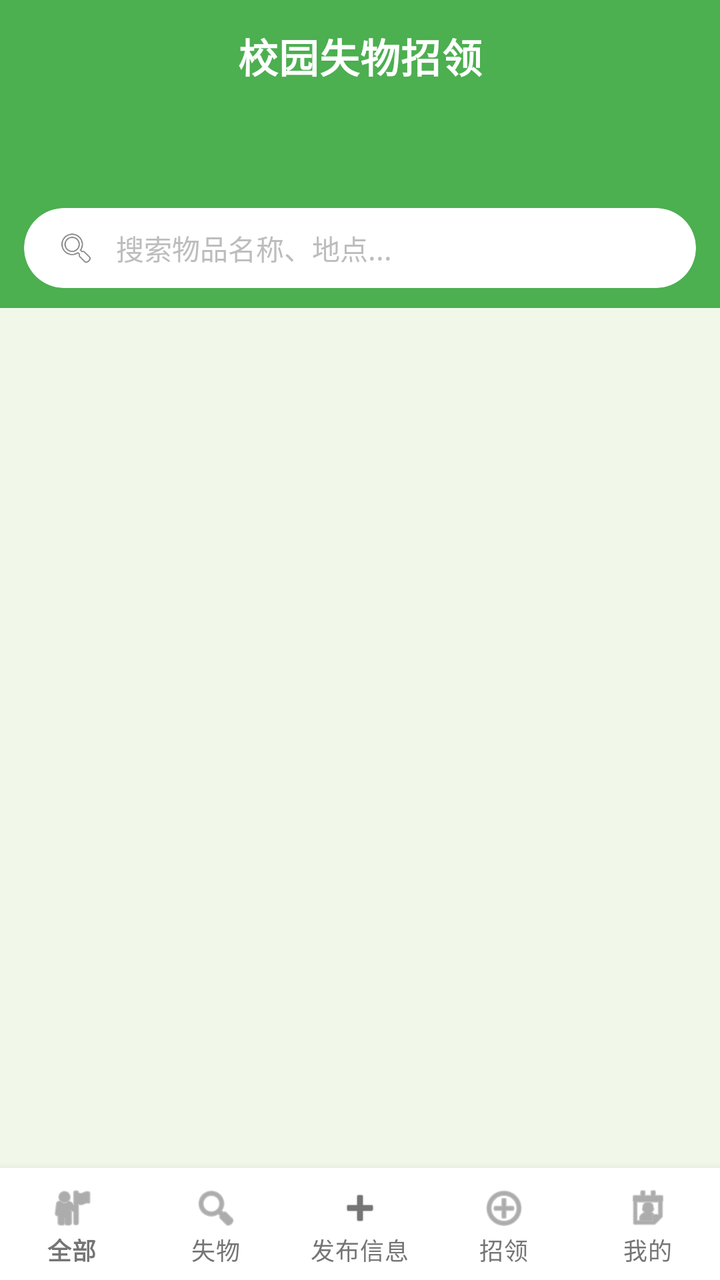
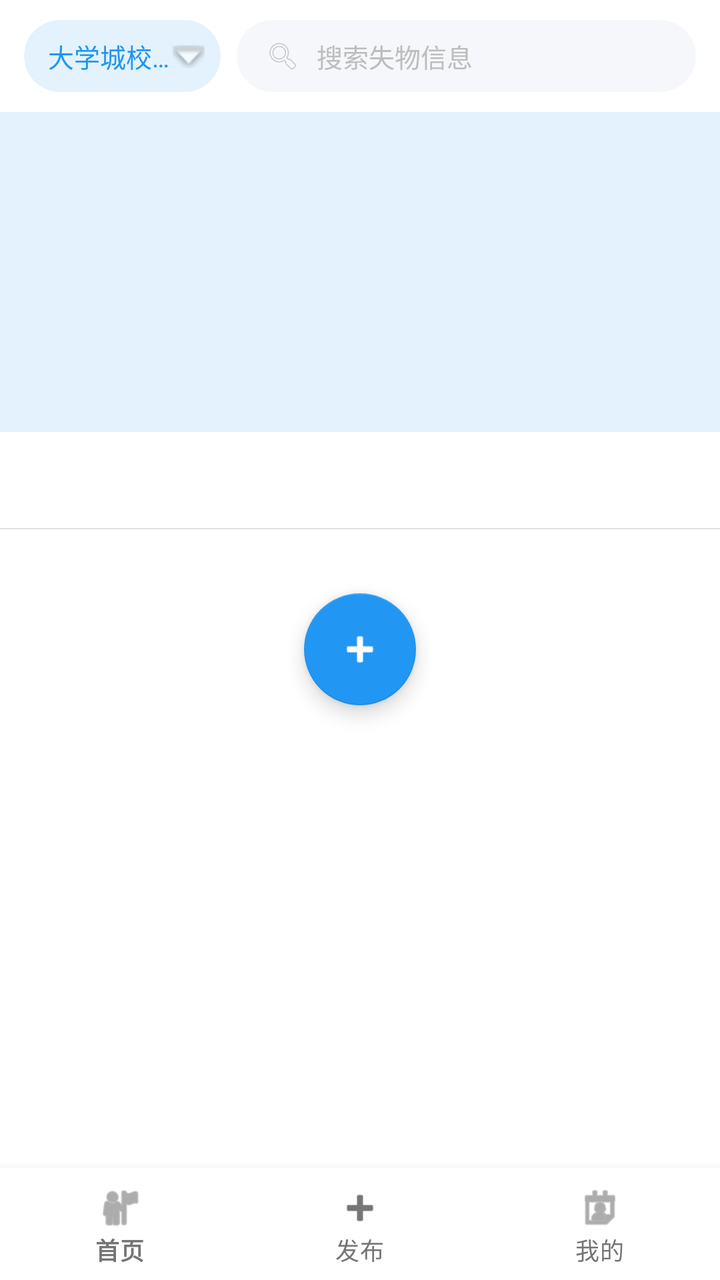

Screens rendered from an Android XML layout before and after an edit, with the pre-edit source and the edit as a unified diff.
<!-- AndroidManifest.xml: application theme Theme.CampusLostFound -->
<!-- res/layout/activity_main.xml -->
<?xml version="1.0" encoding="utf-8"?>
<androidx.coordinatorlayout.widget.CoordinatorLayout xmlns:android="http://schemas.android.com/apk/res/android"
    xmlns:app="http://schemas.android.com/apk/res-auto"
    android:layout_width="match_parent"
    android:layout_height="match_parent"
    android:background="@color/gray_bg"
    android:fitsSystemWindows="true">

    <com.google.android.material.appbar.AppBarLayout
        android:layout_width="match_parent"
        android:layout_height="wrap_content"
        android:background="@color/primary"
        app:elevation="0dp">

        <com.google.android.material.appbar.MaterialToolbar
            android:id="@+id/toolbar"
            android:layout_width="match_parent"
            android:layout_height="?attr/actionBarSize"
            android:background="@color/primary"
            app:title="@string/app_name"
            app:titleTextColor="@color/white"
            app:titleCentered="true"
            app:titleTextAppearance="@style/ToolbarTitleStyle" />

        <com.google.android.material.tabs.TabLayout
            android:id="@+id/tabLayout"
            android:layout_width="match_parent"
            android:layout_height="48dp"
            android:background="@color/primary"
            app:tabTextColor="@color/white"
            app:tabSelectedTextColor="@color/white"
            app:tabIndicatorColor="@color/accent"
            app:tabIndicatorHeight="3dp"
            app:tabMode="scrollable"
            app:tabRippleColor="@color/white"
            app:tabTextAppearance="@style/TabTextStyle" />

        <LinearLayout
            android:layout_width="match_parent"
            android:layout_height="wrap_content"
            android:orientation="horizontal"
            android:paddingStart="12dp"
            android:paddingEnd="12dp"
            android:paddingBottom="10dp"
            android:background="@color/primary">

            <com.google.android.material.card.MaterialCardView
                android:layout_width="match_parent"
                android:layout_height="40dp"
                app:cardCornerRadius="20dp"
                app:cardElevation="0dp"
                app:cardBackgroundColor="@color/card_white"
                app:strokeWidth="0dp">

                <LinearLayout
                    android:layout_width="match_parent"
                    android:layout_height="match_parent"
                    android:orientation="horizontal"
                    android:gravity="center_vertical"
                    android:paddingStart="16dp"
                    android:paddingEnd="12dp">

                    <ImageView
                        android:layout_width="20dp"
                        android:layout_height="20dp"
                        android:src="@android:drawable/ic_menu_search"
                        android:contentDescription="搜索" />

                    <EditText
                        android:id="@+id/etSearch"
                        android:layout_width="0dp"
                        android:layout_height="match_parent"
                        android:layout_weight="1"
                        android:layout_marginStart="10dp"
                        android:background="@null"
                        android:hint="搜索物品名称、地点..."
                        android:textColorHint="@color/text_hint"
                        android:textSize="14sp"
                        android:textColor="@color/text_primary"
                        android:imeOptions="actionSearch"
                        android:inputType="text"
                        android:maxLines="1" />

                </LinearLayout>
            </com.google.android.material.card.MaterialCardView>

        </LinearLayout>

    </com.google.android.material.appbar.AppBarLayout>

    <FrameLayout
        android:layout_width="match_parent"
        android:layout_height="match_parent"
        android:layout_marginBottom="56dp"
        app:layout_behavior="@string/appbar_scrolling_view_behavior">

        <androidx.viewpager2.widget.ViewPager2
            android:id="@+id/viewPager"
            android:layout_width="match_parent"
            android:layout_height="match_parent" />

    </FrameLayout>

    <com.google.android.material.bottomnavigation.BottomNavigationView
        android:id="@+id/bottomNav"
        android:layout_width="match_parent"
        android:layout_height="wrap_content"
        android:layout_gravity="bottom"
        android:background="@color/card_white"
        android:fitsSystemWindows="true"
        app:menu="@menu/bottom_nav_menu"
        app:labelVisibilityMode="labeled"
        app:elevation="8dp"
        app:itemActiveIndicatorStyle="@style/ActiveIndicatorStyle" />

</androidx.coordinatorlayout.widget.CoordinatorLayout>
<!-- resources referenced by this layout -->
<resources>
  <color name="accent">#FF81C784</color>
  <color name="card_white">#FFFFFFFF</color>
  <color name="gray_bg">#FFF1F8E9</color>
  <color name="primary">#FF4CAF50</color>
  <color name="text_hint">#FFBDBDBD</color>
  <color name="text_primary">#FF212121</color>
  <color name="white">#FFFFFFFF</color>
  <string name="app_name">校园失物招领</string>
  <style name="ActiveIndicatorStyle">
          <item name="android:color">@color/primary_light</item>
          <item name="android:width">0dp</item>
      </style>
  <style name="TabTextStyle" parent="TextAppearance.Design.Tab">
          <item name="android:textSize">14sp</item>
          <item name="textAllCaps">false</item>
      </style>
  <style name="ToolbarTitleStyle" parent="TextAppearance.MaterialComponents.Headline6">
          <item name="android:textSize">20sp</item>
          <item name="android:textStyle">bold</item>
          <item name="android:letterSpacing">0.02</item>
      </style>
  <style name="Theme.CampusLostFound" parent="Theme.MaterialComponents.Light.NoActionBar">
          <item name="colorPrimary">@color/primary</item>
          <item name="colorPrimaryDark">@color/primary_dark</item>
          <item name="colorAccent">@color/accent</item>
          <item name="colorPrimaryVariant">@color/primary_dark</item>
          <item name="colorOnPrimary">@color/white</item>
          <item name="colorSecondary">@color/accent</item>
          <item name="android:statusBarColor">@color/primary_dark</item>
          <item name="android:navigationBarColor">@color/white</item>
          <item name="android:windowLightStatusBar">false</item>
          <item name="android:windowBackground">@color/gray_bg</item>
          <item name="bottomNavigationStyle">@style/BottomNavStyle</item>
          <item name="materialButtonStyle">@style/RoundedButtonStyle</item>
          <item name="materialCardViewStyle">@style/RoundedCardStyle</item>
      </style>
  <color name="primary_light">#FFE8F5E9</color>
  <color name="primary_dark">#FF388E3C</color>
  <style name="BottomNavStyle" parent="Widget.MaterialComponents.BottomNavigationView">
          <item name="android:background">@color/card_white</item>
          <item name="itemTextColor">@color/text_secondary</item>
          <item name="itemIconTint">@color/text_secondary</item>
          <item name="android:elevation">8dp</item>
      </style>
  <style name="RoundedButtonStyle" parent="Widget.MaterialComponents.Button">
          <item name="backgroundTint">@color/primary</item>
          <item name="cornerRadius">28dp</item>
          <item name="android:textColor">@color/white</item>
          <item name="android:textSize">16sp</item>
          <item name="android:textStyle">bold</item>
          <item name="android:letterSpacing">0.04</item>
      </style>
  <style name="RoundedCardStyle" parent="Widget.MaterialComponents.CardView">
          <item name="cardCornerRadius">14dp</item>
          <item name="cardElevation">2dp</item>
          <item name="strokeWidth">0dp</item>
      </style>
  <color name="text_secondary">#FF757575</color>
</resources>

<!-- the commit's change to res/layout/activity_main.xml (unified diff, before → after) -->
@@ -3,53 +3,32 @@
     xmlns:app="http://schemas.android.com/apk/res-auto"
     android:layout_width="match_parent"
     android:layout_height="match_parent"
-    android:background="@color/gray_bg"
+    android:background="@color/white"
     android:fitsSystemWindows="true">
 
     <com.google.android.material.appbar.AppBarLayout
         android:layout_width="match_parent"
         android:layout_height="wrap_content"
-        android:background="@color/primary"
+        android:background="@color/white"
         app:elevation="0dp">
-
-        <com.google.android.material.appbar.MaterialToolbar
-            android:id="@+id/toolbar"
-            android:layout_width="match_parent"
-            android:layout_height="?attr/actionBarSize"
-            android:background="@color/primary"
-            app:title="@string/app_name"
-            app:titleTextColor="@color/white"
-            app:titleCentered="true"
-            app:titleTextAppearance="@style/ToolbarTitleStyle" />
-
-        <com.google.android.material.tabs.TabLayout
-            android:id="@+id/tabLayout"
-            android:layout_width="match_parent"
-            android:layout_height="48dp"
-            android:background="@color/primary"
-            app:tabTextColor="@color/white"
-            app:tabSelectedTextColor="@color/white"
-            app:tabIndicatorColor="@color/accent"
-            app:tabIndicatorHeight="3dp"
-            app:tabMode="scrollable"
-            app:tabRippleColor="@color/white"
-            app:tabTextAppearance="@style/TabTextStyle" />
 
         <LinearLayout
             android:layout_width="match_parent"
-            android:layout_height="wrap_content"
+            android:layout_height="56dp"
             android:orientation="horizontal"
+            android:gravity="center_vertical"
             android:paddingStart="12dp"
             android:paddingEnd="12dp"
-            android:paddingBottom="10dp"
-            android:background="@color/primary">
+            android:background="@color/white">
 
             <com.google.android.material.card.MaterialCardView
-                android:layout_width="match_parent"
-                android:layout_height="40dp"
-                app:cardCornerRadius="20dp"
+                android:layout_width="0dp"
+                android:layout_height="36dp"
+                android:layout_weight="3"
+                android:layout_marginEnd="8dp"
+                app:cardCornerRadius="18dp"
                 app:cardElevation="0dp"
-                app:cardBackgroundColor="@color/card_white"
+                app:cardBackgroundColor="@color/primary_light"
                 app:strokeWidth="0dp">
 
                 <LinearLayout
@@ -57,56 +36,166 @@
                     android:layout_height="match_parent"
                     android:orientation="horizontal"
                     android:gravity="center_vertical"
-                    android:paddingStart="16dp"
-                    android:paddingEnd="12dp">
+                    android:paddingStart="12dp"
+                    android:paddingEnd="8dp">
+
+                    <TextView
+                        android:id="@+id/tvSelectedCampus"
+                        android:layout_width="0dp"
+                        android:layout_height="wrap_content"
+                        android:layout_weight="1"
+                        android:text="大学城校区"
+                        android:textSize="13sp"
+                        android:textColor="@color/primary"
+                        android:maxLines="1"
+                        android:ellipsize="end" />
 
                     <ImageView
-                        android:layout_width="20dp"
-                        android:layout_height="20dp"
+                        android:layout_width="16dp"
+                        android:layout_height="16dp"
+                        android:src="@android:drawable/arrow_down_float"
+                        android:alpha="0.6"
+                        android:contentDescription="dropdown" />
+                </LinearLayout>
+            </com.google.android.material.card.MaterialCardView>
+
+            <com.google.android.material.card.MaterialCardView
+                android:layout_width="0dp"
+                android:layout_height="36dp"
+                android:layout_weight="7"
+                app:cardCornerRadius="18dp"
+                app:cardElevation="0dp"
+                app:cardBackgroundColor="@color/gray_bg"
+                app:strokeWidth="0dp">
+
+                <LinearLayout
+                    android:layout_width="match_parent"
+                    android:layout_height="match_parent"
+                    android:orientation="horizontal"
+                    android:gravity="center_vertical"
+                    android:paddingStart="14dp"
+                    android:paddingEnd="10dp">
+
+                    <ImageView
+                        android:layout_width="18dp"
+                        android:layout_height="18dp"
                         android:src="@android:drawable/ic_menu_search"
-                        android:contentDescription="搜索" />
+                        android:alpha="0.4"
+                        android:contentDescription="search" />
 
                     <EditText
                         android:id="@+id/etSearch"
                         android:layout_width="0dp"
                         android:layout_height="match_parent"
                         android:layout_weight="1"
-                        android:layout_marginStart="10dp"
+                        android:layout_marginStart="8dp"
                         android:background="@null"
-                        android:hint="搜索物品名称、地点..."
+                        android:hint="@string/search_hint"
                         android:textColorHint="@color/text_hint"
-                        android:textSize="14sp"
+                        android:textSize="13sp"
                         android:textColor="@color/text_primary"
                         android:imeOptions="actionSearch"
                         android:inputType="text"
                         android:maxLines="1" />
-
                 </LinearLayout>
             </com.google.android.material.card.MaterialCardView>
-
         </LinearLayout>
-
     </com.google.android.material.appbar.AppBarLayout>
 
-    <FrameLayout
+    <androidx.core.widget.NestedScrollView
         android:layout_width="match_parent"
         android:layout_height="match_parent"
-        android:layout_marginBottom="56dp"
+        android:layout_marginBottom="64dp"
+        android:fillViewport="true"
         app:layout_behavior="@string/appbar_scrolling_view_behavior">
 
-        <androidx.viewpager2.widget.ViewPager2
-            android:id="@+id/viewPager"
+        <LinearLayout
             android:layout_width="match_parent"
-            android:layout_height="match_parent" />
-
-    </FrameLayout>
+            android:layout_height="wrap_content"
+            android:orientation="vertical">
+
+            <FrameLayout
+                android:layout_width="match_parent"
+                android:layout_height="160dp"
+                android:background="@color/primary_light">
+
+                <androidx.viewpager2.widget.ViewPager2
+                    android:id="@+id/vpBanner"
+                    android:layout_width="match_parent"
+                    android:layout_height="match_parent" />
+
+                <LinearLayout
+                    android:id="@+id/layoutDots"
+                    android:layout_width="wrap_content"
+                    android:layout_height="wrap_content"
+                    android:layout_gravity="bottom|center_horizontal"
+                    android:orientation="horizontal"
+                    android:layout_marginBottom="12dp"
+                    android:gravity="center" />
+            </FrameLayout>
+
+            <HorizontalScrollView
+                android:layout_width="match_parent"
+                android:layout_height="48dp"
+                android:background="@color/white"
+                android:scrollbars="none"
+                android:paddingStart="12dp"
+                android:paddingEnd="12dp">
+
+                <LinearLayout
+                    android:id="@+id/layoutCategoryTabs"
+                    android:layout_width="wrap_content"
+                    android:layout_height="match_parent"
+                    android:orientation="horizontal"
+                    android:gravity="center_vertical" />
+            </HorizontalScrollView>
+
+            <View
+                android:layout_width="match_parent"
+                android:layout_height="0.5dp"
+                android:background="@color/divider" />
+
+            <androidx.recyclerview.widget.RecyclerView
+                android:id="@+id/recyclerView"
+                android:layout_width="match_parent"
+                android:layout_height="wrap_content"
+                android:nestedScrollingEnabled="false"
+                android:clipToPadding="false"
+                android:paddingTop="8dp"
+                android:paddingBottom="8dp" />
+
+            <TextView
+                android:id="@+id/tvEmpty"
+                android:layout_width="match_parent"
+                android:layout_height="200dp"
+                android:text="@string/no_data"
+                android:gravity="center"
+                android:textSize="15sp"
+                android:textColor="@color/text_hint"
+                android:visibility="gone" />
+
+            <com.google.android.material.floatingactionbutton.FloatingActionButton
+                android:id="@+id/fabPublish"
+                android:layout_width="56dp"
+                android:layout_height="56dp"
+                android:layout_gravity="center_horizontal"
+                android:layout_marginTop="16dp"
+                android:layout_marginBottom="24dp"
+                android:src="@android:drawable/ic_input_add"
+                app:backgroundTint="@color/primary"
+                app:tint="@color/white"
+                app:elevation="6dp"
+                app:rippleColor="@color/primary_dark" />
+
+        </LinearLayout>
+    </androidx.core.widget.NestedScrollView>
 
     <com.google.android.material.bottomnavigation.BottomNavigationView
         android:id="@+id/bottomNav"
         android:layout_width="match_parent"
         android:layout_height="wrap_content"
         android:layout_gravity="bottom"
-        android:background="@color/card_white"
+        android:background="@color/white"
         android:fitsSystemWindows="true"
         app:menu="@menu/bottom_nav_menu"
         app:labelVisibilityMode="labeled"
<!-- resource entries referenced after the edit -->
@@ -1,25 +1,18 @@
 <!-- resources referenced by this layout -->
 <resources>
-  <color name="accent">#FF81C784</color>
-  <color name="card_white">#FFFFFFFF</color>
-  <color name="gray_bg">#FFF1F8E9</color>
-  <color name="primary">#FF4CAF50</color>
+  <color name="divider">#FFE0E0E0</color>
+  <color name="gray_bg">#FFF5F7FA</color>
+  <color name="primary">#FF2196F3</color>
+  <color name="primary_dark">#FF1976D2</color>
+  <color name="primary_light">#FFE3F2FD</color>
   <color name="text_hint">#FFBDBDBD</color>
   <color name="text_primary">#FF212121</color>
   <color name="white">#FFFFFFFF</color>
-  <string name="app_name">校园失物招领</string>
+  <string name="no_data">暂无数据</string>
+  <string name="search_hint">搜索失物信息</string>
   <style name="ActiveIndicatorStyle">
           <item name="android:color">@color/primary_light</item>
           <item name="android:width">0dp</item>
-      </style>
-  <style name="TabTextStyle" parent="TextAppearance.Design.Tab">
-          <item name="android:textSize">14sp</item>
-          <item name="textAllCaps">false</item>
-      </style>
-  <style name="ToolbarTitleStyle" parent="TextAppearance.MaterialComponents.Headline6">
-          <item name="android:textSize">20sp</item>
-          <item name="android:textStyle">bold</item>
-          <item name="android:letterSpacing">0.02</item>
       </style>
   <style name="Theme.CampusLostFound" parent="Theme.MaterialComponents.Light.NoActionBar">
           <item name="colorPrimary">@color/primary</item>
@@ -31,18 +24,17 @@
           <item name="android:statusBarColor">@color/primary_dark</item>
           <item name="android:navigationBarColor">@color/white</item>
           <item name="android:windowLightStatusBar">false</item>
-          <item name="android:windowBackground">@color/gray_bg</item>
+          <item name="android:windowBackground">@color/white</item>
           <item name="bottomNavigationStyle">@style/BottomNavStyle</item>
           <item name="materialButtonStyle">@style/RoundedButtonStyle</item>
-          <item name="materialCardViewStyle">@style/RoundedCardStyle</item>
       </style>
-  <color name="primary_light">#FFE8F5E9</color>
-  <color name="primary_dark">#FF388E3C</color>
+  <color name="accent">#FF64B5F6</color>
   <style name="BottomNavStyle" parent="Widget.MaterialComponents.BottomNavigationView">
-          <item name="android:background">@color/card_white</item>
+          <item name="android:background">@color/white</item>
           <item name="itemTextColor">@color/text_secondary</item>
           <item name="itemIconTint">@color/text_secondary</item>
           <item name="android:elevation">8dp</item>
+          <item name="labelVisibilityMode">labeled</item>
       </style>
   <style name="RoundedButtonStyle" parent="Widget.MaterialComponents.Button">
           <item name="backgroundTint">@color/primary</item>
@@ -52,11 +44,6 @@
           <item name="android:textStyle">bold</item>
           <item name="android:letterSpacing">0.04</item>
       </style>
-  <style name="RoundedCardStyle" parent="Widget.MaterialComponents.CardView">
-          <item name="cardCornerRadius">14dp</item>
-          <item name="cardElevation">2dp</item>
-          <item name="strokeWidth">0dp</item>
-      </style>
   <color name="text_secondary">#FF757575</color>
 </resources>
 
